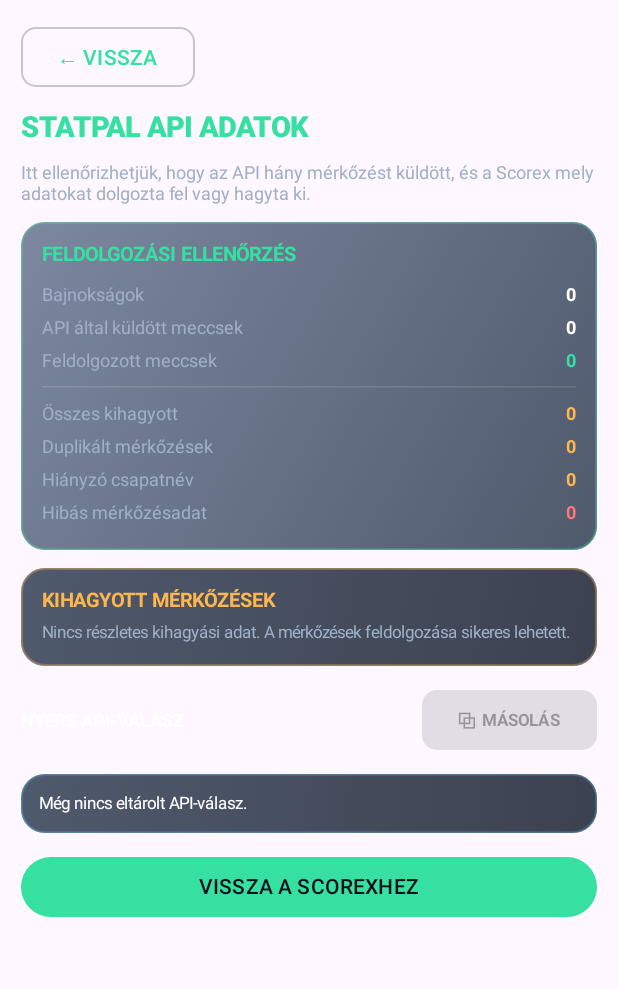
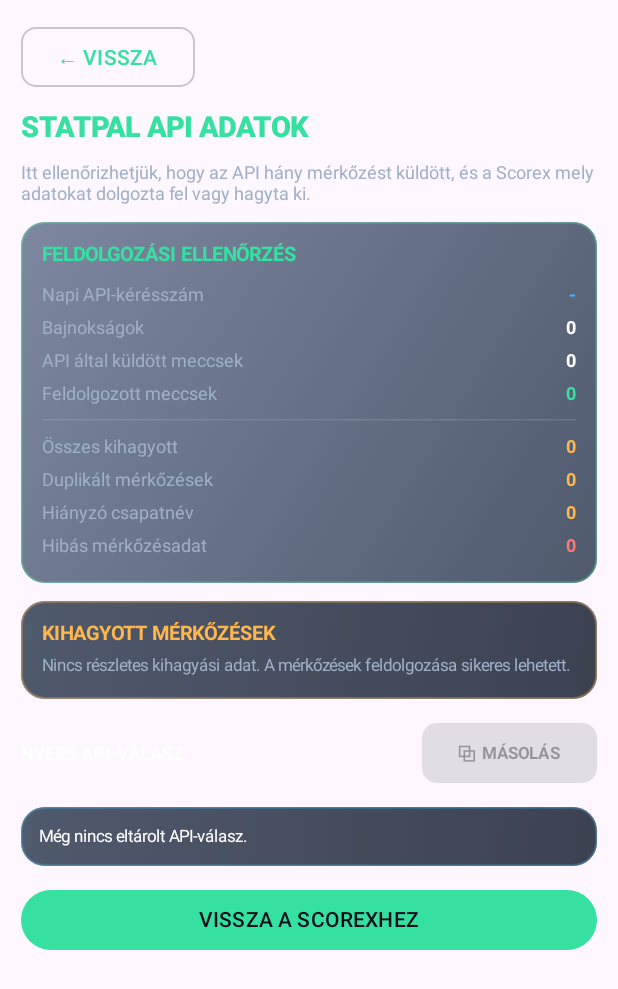
Before and after one commit to apagyizsolt6-ship-it/Scorex, an Android app built with Jetpack Compose: the composable ApiDataScreen shown on its own in the app's theme, on a phone screen of 412 x 824 dp. Shown: the top 989 px of the screen. Run offline under Robolectric (Android 15) with nearby library versions, the phone set to English and light mode, and no system bars.

Commit message:
Add daily request count to ApiDataScreen

```diff
--- a/app/src/main/java/hu/scorex/app/ApiDataScreen.kt
+++ b/app/src/main/java/hu/scorex/app/ApiDataScreen.kt
@@ -34,6 +34,7 @@ fun ApiDataScreen(
     val missingTeamCount = StatPalApi.lastMissingTeamCount
     val invalidMatchCount = StatPalApi.lastInvalidMatchCount
     val skippedDetails = StatPalApi.lastSkippedMatchDetails
+    val dailyRequests = StatPalApi.lastDailyRequestCount
 
     var showFullJson by remember { mutableStateOf(false) }
     val previewLimit = 8000
@@ -83,6 +84,7 @@ fun ApiDataScreen(
                     fontWeight = FontWeight.Bold
                 )
                 Spacer(modifier = Modifier.height(8.dp))
+                DiagnosticRow(label = "Napi API-kérésszám", value = dailyRequests, valueColor = CyanAccent)
                 DiagnosticRow(label = "Bajnokságok", value = leagueCount.toString())
                 DiagnosticRow(label = "API által küldött meccsek", value = apiMatchCount.toString())
                 DiagnosticRow(label = "Feldolgozott meccsek", value = parsedMatchCount.toString(), valueColor = AccentColor)
```
